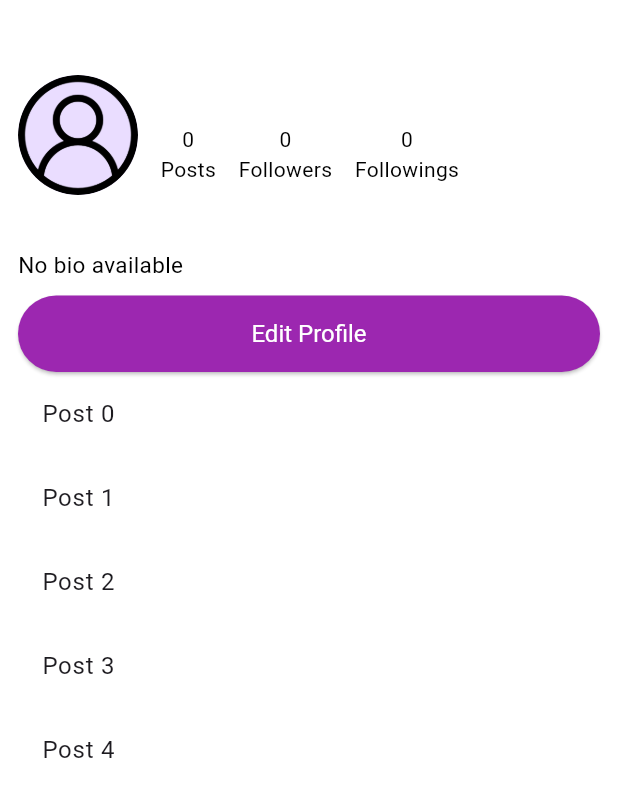
After one commit to SumanTanwar/SocialTrails_Flutter, a Flutter app: the UserDashboardScreen screen opened directly, after a tap on "View Profile", on a phone screen of 412 x 824 dp. The commit adds this screen. Shown: the top 797 px of the screen. Run offline on Flutter 3.47's test engine with Material 3 defaults, Android fonts, the phone set to English and light mode, and no system bars; our stand-ins replace connectivity_plus, firebase_auth, firebase_core, firebase_database, firebase_storage, google_maps_flutter and 3 more; accounts and stored records are empty; network calls fail.

Commit message:
view profile created

```diff
--- a/lib/Interface/IUserInterface.dart
+++ b/lib/Interface/IUserInterface.dart
@@ -11,4 +11,5 @@ abstract class IUserInterface {
   void activateProfile(String userId, OperationCallback callback);
   void adminDeleteProfile(String userId, OperationCallback callback);
   void adminUnDeleteProfile(String userId, OperationCallback callback);
+  void updateUserInfo(String username, String email, String bio);
 }
--- a/lib/ModelData/Users.dart
+++ b/lib/ModelData/Users.dart
@@ -42,6 +42,7 @@ class Users {
       'username': username,
       'email': email,
       'createdon': createdon,
+      'bio': bio,
       'profilepicture': profilepicture,
       'roles': roles,
       'profiledeleted': profiledeleted,
--- a/lib/Utility/SessionManager.dart
+++ b/lib/Utility/SessionManager.dart
@@ -53,9 +53,11 @@ class SessionManager {
   }
 
 
-  String? get bio {
+  String? getBio() {
     return _prefs?.getString("bio");
   }
+
+
 
   bool getNotificationStatus() {
     return _prefs?.getBool("notification") ?? false;
@@ -78,6 +80,7 @@ class SessionManager {
   // Future<void> logoutUser() async {
   //   await _prefs?.clear();
   // }
+
    Future<void> logoutUser() async {
      await _prefs?.remove("userID");
      await _prefs?.remove("username");
--- a/lib/Utility/UserService.dart
+++ b/lib/Utility/UserService.dart
@@ -179,4 +179,9 @@ class UserService extends IUserInterface {
     });
   }
 
+  @override
+  void updateUserInfo(String username, String email, String bio) {
+
+  }
+
 }
--- a/lib/editprofile.dart
+++ b/lib/editprofile.dart
@@ -2,6 +2,7 @@ import 'package:flutter/material.dart';
 import 'package:firebase_auth/firebase_auth.dart';
 import 'package:firebase_database/firebase_database.dart';
 import 'package:socialtrailsapp/Utility/SessionManager.dart';
+import 'package:socialtrailsapp/viewprofile.dart';
 import 'usersetting.dart'; // Adjust the import according to your structure
 
 class EditProfileScreen extends StatefulWidget {
@@ -57,11 +58,21 @@ class _EditProfileScreenState extends State<EditProfileScreen> {
       SessionManager().updateUserInfo(name, email, bio); // Update the session manager
       _showSuccess("Profile updated successfully.");
 
+      int postsCount = 0;
+      int followersCount = 0;
+      int followingsCount = 0;
+
       // Redirect to user detail page with new values
       Navigator.pushReplacement(
         context,
         MaterialPageRoute(
-          builder: (context) => UserSettingsScreen(),
+          builder: (context) => ViewProfileScreen(
+            username: name,
+            email: email,
+            bio: bio,
+            postsCount: postsCount,
+            followersCount: followersCount,
+            followingsCount: followingsCount,),
         ),
       );
     } catch (error) {
--- a/lib/userdashboard.dart
+++ b/lib/userdashboard.dart
@@ -4,6 +4,7 @@ import 'package:socialtrailsapp/Utility/SessionManager.dart';
 import 'package:socialtrailsapp/createpost.dart';
 import 'package:socialtrailsapp/signin.dart';
 import 'package:socialtrailsapp/usersetting.dart';
+import 'package:socialtrailsapp/viewprofile.dart';
 
 
 class UserDashboardScreen extends StatefulWidget {
@@ -16,11 +17,34 @@ class UserDashboardScreen extends StatefulWidget {
 class _UserDashboardScreenState extends State<UserDashboardScreen> {
   int _selectedIndex = 0;
   final FirebaseAuth _auth = FirebaseAuth.instance;
+
+  String? username;
+  String? email;
+  String? bio;
+  int postsCount = 0;
+  int followersCount = 0;
+  int followingsCount = 0;
+
+  // get username => null;
   void _onItemTapped(int index) {
     setState(() {
       _selectedIndex = index;
     });
   }
+
+
+  @override
+  void initState() {
+    super.initState();
+    _fetchUserData();
+  }
+
+  void _fetchUserData() {
+    username = SessionManager().getUsername();
+    email = SessionManager().getEmail();
+    bio = SessionManager().getBio();
+  }
+
 
   @override
   Widget build(BuildContext context) {
@@ -52,6 +76,24 @@ class _UserDashboardScreenState extends State<UserDashboardScreen> {
             ),
             ElevatedButton(
               onPressed: () {
+                Navigator.push(
+                  context,
+                  MaterialPageRoute(
+                    builder: (context) => ViewProfileScreen(
+                      username: username ?? 'Guest',
+                      bio: bio ?? 'No bio available',
+                      email: email ?? '',
+                      postsCount: postsCount,
+                      followersCount: followersCount,
+                      followingsCount: followingsCount,
+                    ),
+                  ),
+                );
+              },
+              child: Text('View Profile'),
+            ),
+            ElevatedButton(
+              onPressed: () {
                 // Log out user
 
                 Navigator.pushReplacement(context, MaterialPageRoute(builder: (context) => CreatePostScreen()));
--- /dev/null
+++ b/lib/viewprofile.dart
@@ -0,0 +1,119 @@
+import 'package:flutter/material.dart';
+import 'Utility/SessionManager.dart';
+import 'editprofile.dart';
+
+class ViewProfileScreen extends StatelessWidget {
+  final String username;
+  final String bio;
+  final String email; // Add email parameter
+  final int postsCount;
+  final int followersCount;
+  final int followingsCount;
+
+  ViewProfileScreen({
+    required this.username,
+    required this.bio,
+    required this.email, // Include email
+    required this.postsCount,
+    required this.followersCount,
+    required this.followingsCount,
+  });
+
+  @override
+  Widget build(BuildContext context) {
+    return Scaffold(
+      body: Padding(
+        padding: const EdgeInsets.fromLTRB(12.0,50.0,12.0,10.0),
+        child: Column(
+          crossAxisAlignment: CrossAxisAlignment.start,
+          children: [
+            Row(
+              children: [
+                Column(
+                  children: [
+                    CircleAvatar(
+                      radius: 40,
+                      backgroundImage: AssetImage('assets/user.png'), // Replace with your asset
+                    ),
+                    SizedBox(height: 5),
+                    Text(
+                      username,
+                      style: TextStyle(fontSize: 15, fontWeight: FontWeight.bold),
+                    ),
+                  ],
+                ),
+                SizedBox(width: 15),
+                _buildStatColumn(postsCount, "Posts"),
+                SizedBox(width: 15),
+                _buildStatColumn(followersCount, "Followers"),
+                SizedBox(width: 15),
+                _buildStatColumn(followingsCount, "Followings"),
+              ],
+            ),
+            SizedBox(height: 10),
+            Text(
+              bio.isNotEmpty ? bio : 'No bio available',
+              style: TextStyle(color: Colors.black, fontSize: 15),
+            ),
+            SizedBox(height: 10),
+
+            Container(
+              width: double.infinity,
+              child:  ElevatedButton(
+                onPressed: () async {
+
+                  String? username = SessionManager().getUsername();
+                  String? email = SessionManager().getEmail();
+                  String? bio = SessionManager().getBio();
+
+
+                  await Navigator.push(
+                    context,
+                    MaterialPageRoute(
+                      builder: (context) => EditProfileScreen(
+                        name: username ?? 'Guest',
+                        email: email ?? 'No email provided',
+                        bio: bio ?? 'No bio available',
+                      ),
+                    ),
+                  );
+                },
+                style: ElevatedButton.styleFrom(
+                  backgroundColor: Colors.purple,
+                  padding: const EdgeInsets.symmetric(vertical: 16.0),
+                  textStyle: const TextStyle(fontSize: 16),
+                ),
+                child: Text('Edit Profile',style: TextStyle(color: Colors.white)),
+              ),
+            ),
+
+
+            Expanded(
+              child: ListView.builder(
+                itemCount: 5, // Replace with your actual post data
+                itemBuilder: (context, index) {
+                  return ListTile(title: Text('Post $index'));
+                },
+              ),
+            ),
+          ],
+        ),
+      ),
+    );
+  }
+
+  Widget _buildStatColumn(int count, String label) {
+    return Column(
+      children: [
+        Text(
+          count.toString(),
+          style: TextStyle(fontSize: 14, color: Colors.black),
+        ),
+        Text(
+          label,
+          style: TextStyle(fontSize: 14, color: Colors.black),
+        ),
+      ],
+    );
+  }
+}
```
